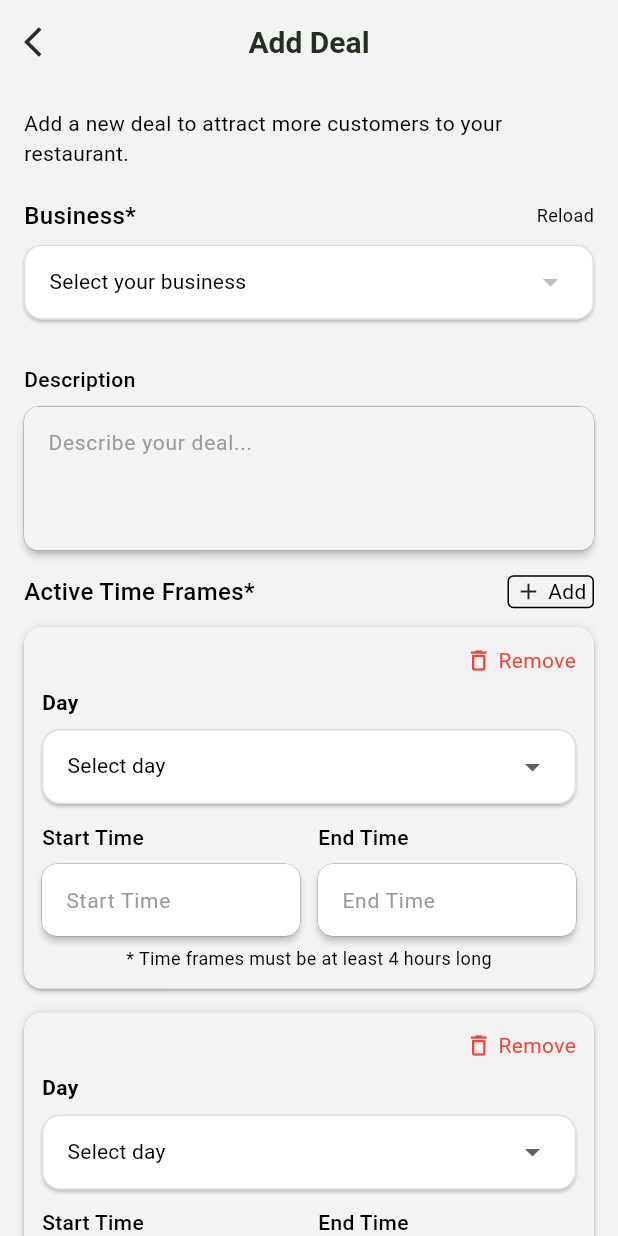
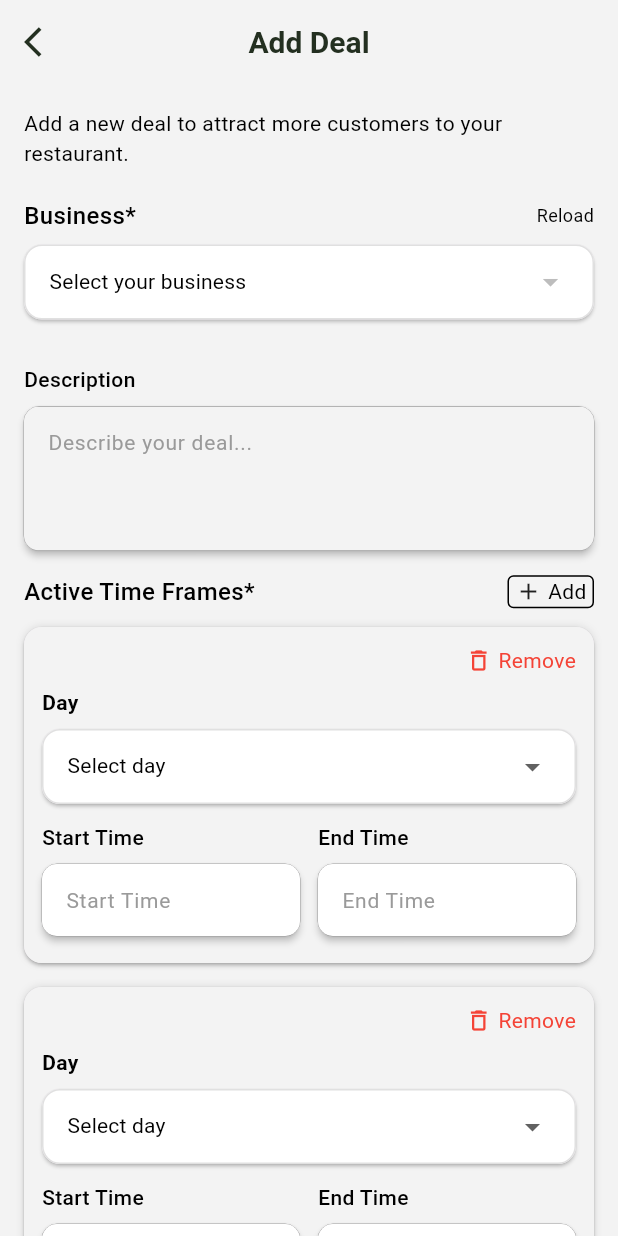
Before and after one commit to mdtusher2018/DineDash, a Flutter app: the AddDealScreen screen opened directly, after a tap on "Reload", after a tap on "Add", on a phone screen of 412 x 824 dp. Run offline on Flutter 3.47's test engine with Material 3 defaults, Android fonts, the phone set to English and light mode, and no system bars; our stand-ins replace app_links, dotted_border, dotted_line, flutter_rating_bar, flutter_widget_from_html, geolocator and 8 more; missing offline and left inert: flutter_google_places_sdk, shake; accounts and stored records are empty; network calls fail.

```diff
--- a/lib/features/deals/dealer/create_deal/create_deal.dart
+++ b/lib/features/deals/dealer/create_deal/create_deal.dart
@@ -325,10 +325,10 @@ class _AddDealScreenState extends State<AddDealScreen> {
                           ),
 
                           const SizedBox(height: 6),
-                          commonText(
-                            "* Time frames must be at least 4 hours long".tr,
-                            size: 12,
-                          ),
+                          // commonText(
+                          //   "* Time frames must be at least 4 hours long".tr,
+                          //   size: 12,
+                          // ),
                         ],
                       ),
                     ),
--- a/lib/features/deals/dealer/edit_deal/edit_deals.dart
+++ b/lib/features/deals/dealer/edit_deal/edit_deals.dart
@@ -312,10 +312,10 @@ class _EditDealScreenState extends State<EditDealScreen> {
                           ),
 
                           const SizedBox(height: 6),
-                          commonText(
-                            "* Time frames must be at least 4 hours long".tr,
-                            size: 12,
-                          ),
+                          // commonText(
+                          //   "* Time frames must be at least 4 hours long".tr,
+                          //   size: 12,
+                          // ),
                         ],
                       ),
                     ),
```
